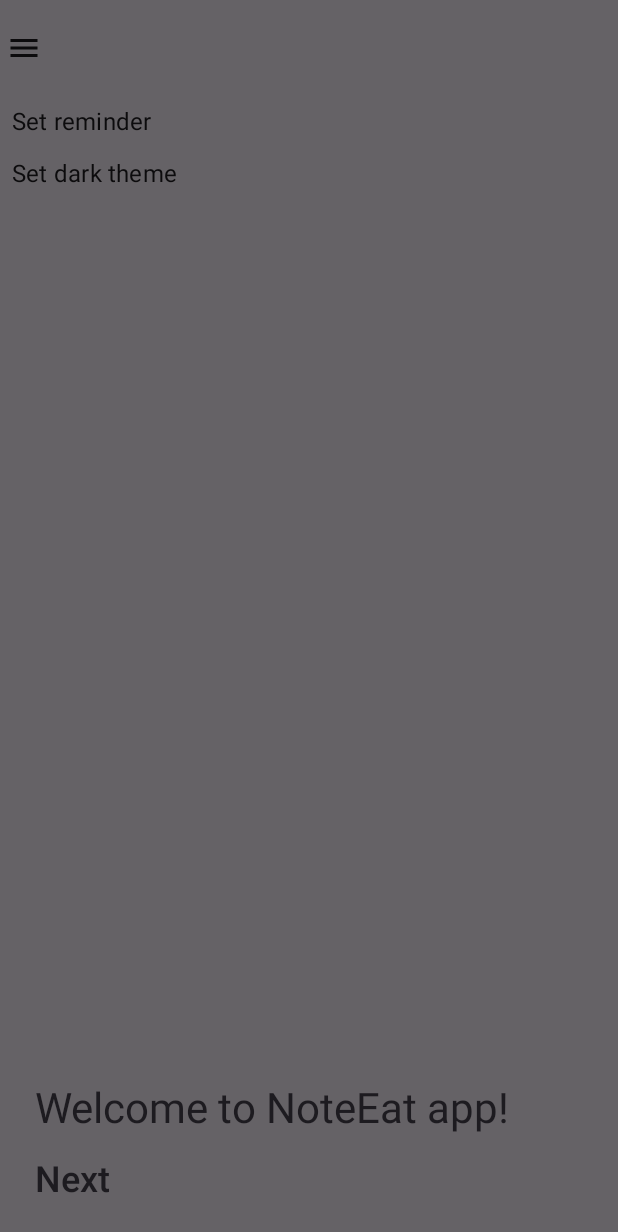
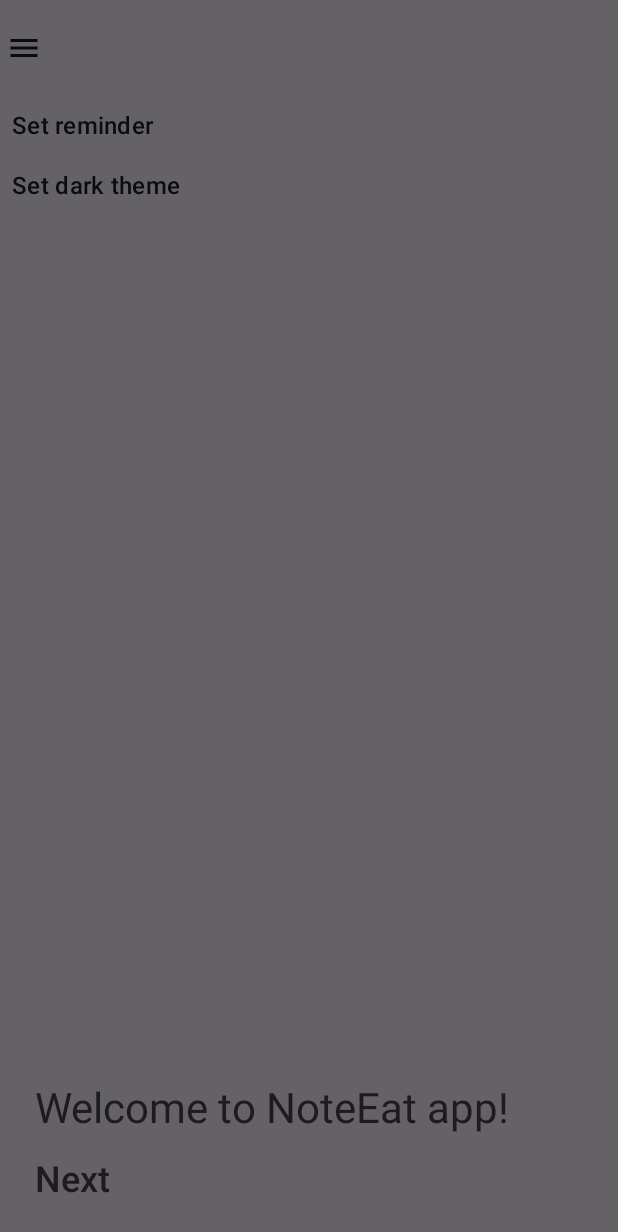
Before and after one commit to akosivis/FoodDiaryKotlin, an Android app built with Jetpack Compose: the SettingsRoute screen opened through its navigation route, on a phone screen of 412 x 824 dp. Shown: the top 1232 px of the screen. Run offline under Robolectric (Android 15) with nearby library versions, the phone set to English and light mode, and no system bars; our stand-ins replace Room's generated code, livedata-compose, navigation-ui.

Commit message:
Initial changes for the SettingRoute.kt, added view model class

```diff
--- a/app/src/main/java/com/viselvis/fooddiarykotlin/ui/routes/SettingRoute.kt
+++ b/app/src/main/java/com/viselvis/fooddiarykotlin/ui/routes/SettingRoute.kt
@@ -23,19 +23,23 @@ fun SettingsRoute() {
         Column (
             modifier = Modifier.fillMaxSize()
         ) {
-            Row (modifier = Modifier.fillMaxWidth().padding(8.dp)) {
-                Text(
-                    text = "Set reminder",
-                    style = MaterialTheme.typography.bodyLarge
-                )
-            }
-
-            Row (modifier = Modifier.fillMaxWidth().padding(8.dp)) {
-                Text(
-                    text = "Set dark theme",
-                    style = MaterialTheme.typography.bodyLarge
-                )
-            }
+            SettingsItem("Set reminder")
+            SettingsItem("Set dark theme")
         }
     }
 }
+
+@Composable
+fun SettingsItem (
+    text: String,
+    itemNumber: Int = 0
+) {
+    Row (modifier = Modifier.fillMaxWidth().padding(8.dp)) {
+        Text(
+            text = text,
+            style = MaterialTheme.typography.titleMedium
+        )
+
+
+    }
+}
```
Also changed, not shown: app/src/main/java/com/viselvis/fooddiarykotlin/viewmodels/SettingsViewModel.kt (added, +19 -0 lines).
